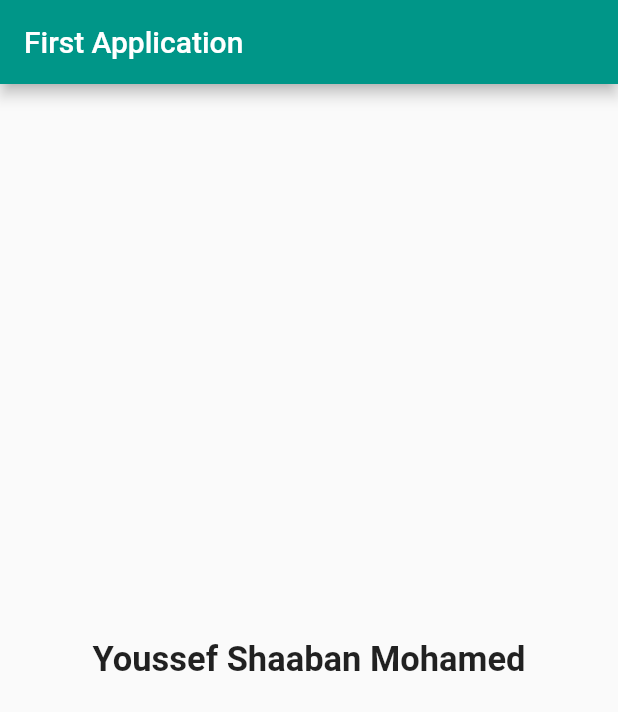
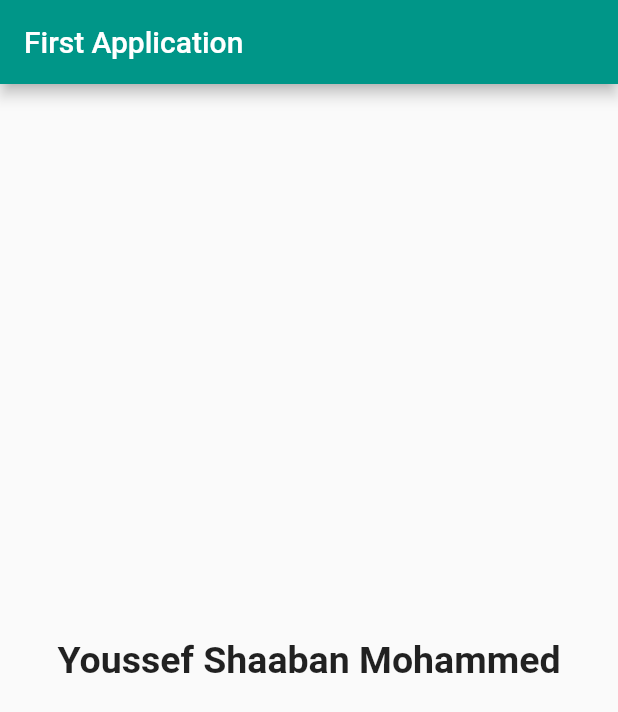
Before and after one commit to Youssif-Shaban/flutter-Task1, a Flutter app: the screen it shows after launch, on a phone screen of 412 x 824 dp. Shown: the top 712 px of the screen. Run offline on Flutter 3.47's test engine with Material 2 defaults, Android fonts, the phone set to English and light mode, and no system bars.

Commit message:
first commit

```diff
--- a/lib/main.dart
+++ b/lib/main.dart
@@ -1,42 +1,21 @@
 import 'package:flutter/material.dart';
 
 void main() {
-  runApp(const MyApp());
+  runApp(MaterialApp(
+    debugShowCheckedModeBanner: false,
+    home: Scaffold(
+      appBar: AppBar(
+        title: const Text("First Application"),
+        backgroundColor: Colors.teal,
+      ),
+      body: const Center(
+          child: Text(
+        "Youssef Shaaban Mohammed",
+        style: TextStyle(
+          fontSize: 25,
+          fontWeight: FontWeight.bold,
+        ),
+      )),
+    ),
+  ));
 }
-
-class MyApp extends StatelessWidget {
-  const MyApp({super.key});
-
-  // This widget is the root of your application.
-  @override
-  Widget build(BuildContext context) {
-    return MaterialApp(
-      debugShowCheckedModeBanner: false,
-      //   primarySwatch: Colors.blue,
-      home: FirstApp(),
-    );
-  }
-}
-
-class FirstApp extends StatelessWidget {
-  const FirstApp({super.key});
-
-  @override
-  Widget build(BuildContext context) {
-    return Scaffold(
-      appBar: AppBar(
-        backgroundColor: Colors.teal,
-        title: const Text("First Application"),
-      ),
-      body: Center(
-        // ignore: avoid_unnecessary_containers
-        child: Container(
-          child: const Text(
-            "Youssef Shaaban Mohamed",
-            style: TextStyle(fontSize: 23, fontWeight: FontWeight.bold),
-          ),
-        ),
-      ),
-    );
-  }
-}
```
